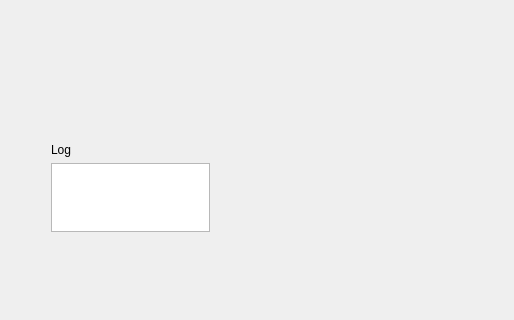
Qt form mainwindow.ui (escrowdis/fusion) before a commit; both pictures show x 0 to 514 and y 235 to 555 of the 872 by 555 pixel window.
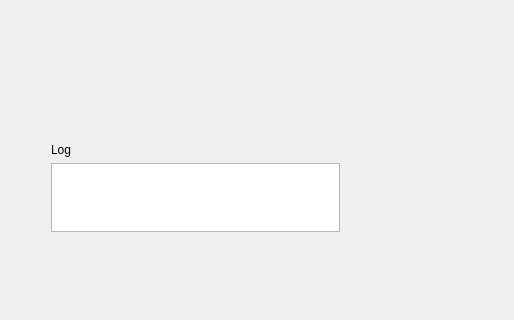
The same form after that commit.

What changed in the file:
```diff
--- a/mainwindow.ui
+++ b/mainwindow.ui
@@ -95,12 +95,12 @@
      <string>View</string>
     </property>
    </widget>
-   <widget class="QWidget" name="">
+   <widget class="QWidget" name="layoutWidget">
     <property name="geometry">
      <rect>
       <x>40</x>
       <y>350</y>
-      <width>181</width>
+      <width>311</width>
       <height>111</height>
      </rect>
     </property>
```
